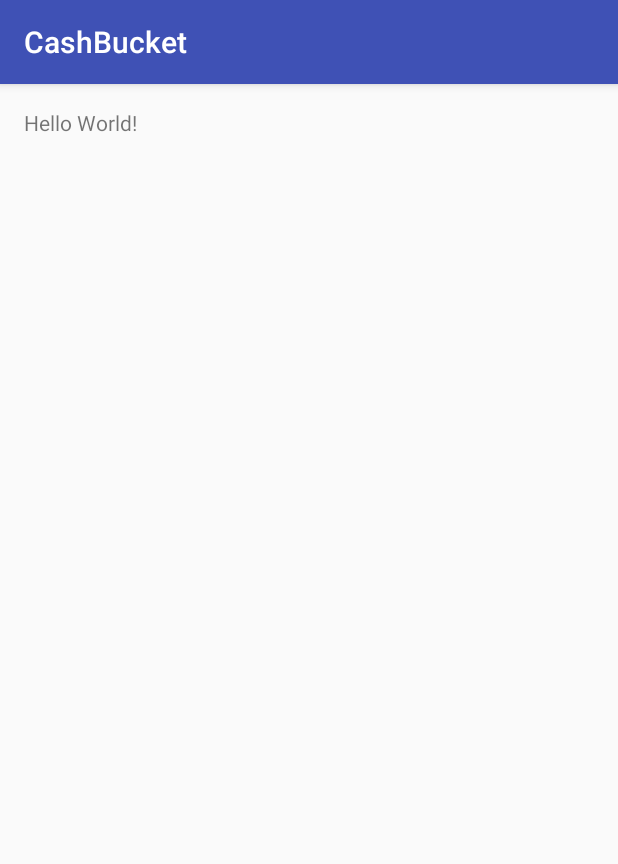
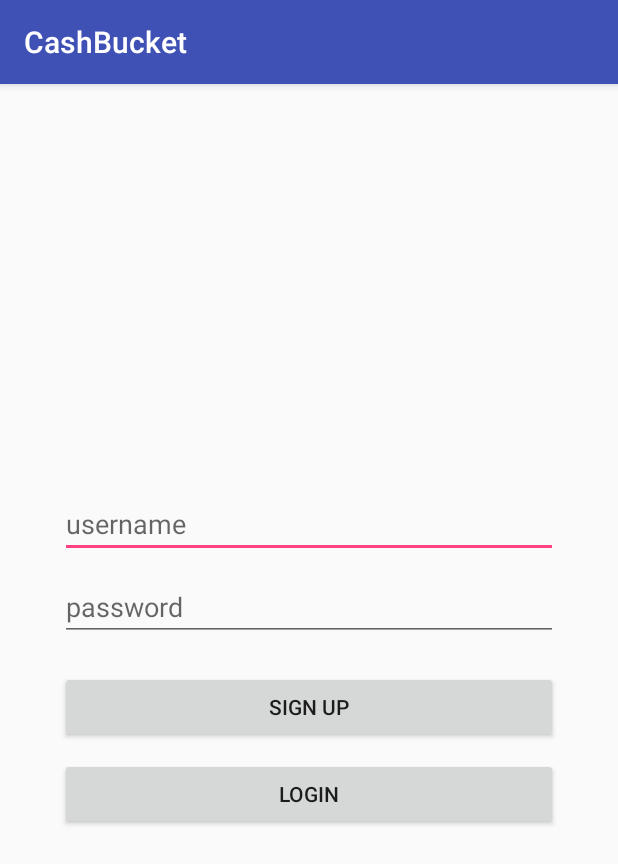
Before and after one commit to rrosatti/cash-bucket, an Android app: the screen it shows after launch (MainActivity before the commit, LoginActivity after it), on a phone screen of 412 x 824 dp. Shown: the top 864 px of the screen. Run offline under Robolectric (Android 15) with nearby library versions, the light colour scheme and no system bars.

Commit message:
create LoginActivity, SignUpActivity, activity_login.xml and activity_signup.xml

```diff
--- a/app/src/main/AndroidManifest.xml
+++ b/app/src/main/AndroidManifest.xml
@@ -8,13 +8,17 @@
         android:label="@string/app_name"
         android:supportsRtl="true"
         android:theme="@style/AppTheme">
-        <activity android:name=".activity.MainActivity">
+        <activity android:name=".activity.LoginActivity">
             <intent-filter>
                 <action android:name="android.intent.action.MAIN" />
 
                 <category android:name="android.intent.category.LAUNCHER" />
             </intent-filter>
         </activity>
+
+        <activity android:name=".activity.MainActivity" />
+
+        <activity android:name=".activity.SignUpActivity" />
     </application>
 
 </manifest>
--- /dev/null
+++ b/app/src/main/java/com/example/rodri/cashbucket/activity/LoginActivity.java
@@ -0,0 +1,47 @@
+package com.example.rodri.cashbucket.activity;
+
+import android.content.Intent;
+import android.os.Bundle;
+import android.support.annotation.Nullable;
+import android.support.v7.app.AppCompatActivity;
+import android.view.View;
+import android.widget.Button;
+import android.widget.EditText;
+
+import com.example.rodri.cashbucket.R;
+
+/**
+ * Created by rodri on 12/15/2016.
+ */
+
+public class LoginActivity extends AppCompatActivity {
+
+    private EditText etUsername;
+    private EditText etPassword;
+    private Button btSignUp;
+    private Button btLogin;
+
+    @Override
+    protected void onCreate(@Nullable Bundle savedInstanceState) {
+        super.onCreate(savedInstanceState);
+        setContentView(R.layout.activity_login);
+
+        initViews();
+
+        btSignUp.setOnClickListener(new View.OnClickListener() {
+            @Override
+            public void onClick(View v) {
+                Intent i = new Intent(LoginActivity.this, SignUpActivity.class);
+                startActivity(i);
+            }
+        });
+    }
+
+    private void initViews(){
+        etUsername = (EditText) findViewById(R.id.etUsername);
+        etPassword = (EditText) findViewById(R.id.etPassword);
+        btSignUp = (Button) findViewById(R.id.btSignup);
+        btLogin = (Button) findViewById(R.id.btLogin);
+    }
+
+}
--- /dev/null
+++ b/app/src/main/res/layout/activity_login.xml
@@ -0,0 +1,42 @@
+<?xml version="1.0" encoding="utf-8"?>
+<RelativeLayout xmlns:android="http://schemas.android.com/apk/res/android"
+    android:layout_width="match_parent" android:layout_height="match_parent" android:padding="40dp">
+
+
+    <LinearLayout
+        android:layout_width="match_parent"
+        android:layout_height="wrap_content"
+        android:layout_centerInParent="true"
+        android:orientation="vertical">
+
+        <EditText
+            android:id="@+id/etUsername"
+            android:layout_width="match_parent"
+            android:layout_height="wrap_content"
+            android:hint="@string/hint_username"/>
+
+        <EditText
+            android:id="@+id/etPassword"
+            android:layout_width="match_parent"
+            android:layout_height="wrap_content"
+            android:hint="@string/hint_password"
+            android:inputType="textPassword"
+            android:layout_marginTop="10dp"/>
+
+        <Button
+            android:id="@+id/btSignup"
+            android:layout_width="match_parent"
+            android:layout_height="wrap_content"
+            android:text="@string/button_signup"
+            android:layout_marginTop="20dp"/>
+
+        <Button
+            android:id="@+id/btLogin"
+            android:layout_width="match_parent"
+            android:layout_height="wrap_content"
+            android:text="@string/button_login"
+            android:layout_marginTop="10dp"/>
+
+    </LinearLayout>
+
+</RelativeLayout>
--- a/app/src/main/res/values/strings.xml
+++ b/app/src/main/res/values/strings.xml
@@ -1,3 +1,14 @@
 <resources>
     <string name="app_name">CashBucket</string>
+
+    <!-- Hint -->
+    <string name="hint_username">username</string>
+    <string name="hint_password">password</string>
+    <string name="hint_name">personal name</string>
+
+    <!-- Button -->
+    <string name="button_signup">Sign up</string>
+    <string name="button_login">Login</string>
+    <string name="button_confirm">Confirm</string>
+
 </resources>
```
Also changed, not shown: app/src/main/java/com/example/rodri/cashbucket/activity/SignUpActivity.java (added, +20 -0 lines), app/src/main/java/com/example/rodri/cashbucket/database/MyDataSource.java (+86 -0 lines), app/src/main/java/com/example/rodri/cashbucket/model/Transaction.java (+4 -4 lines), app/src/main/res/layout/activity_signup.xml (added, +40 -0 lines).
